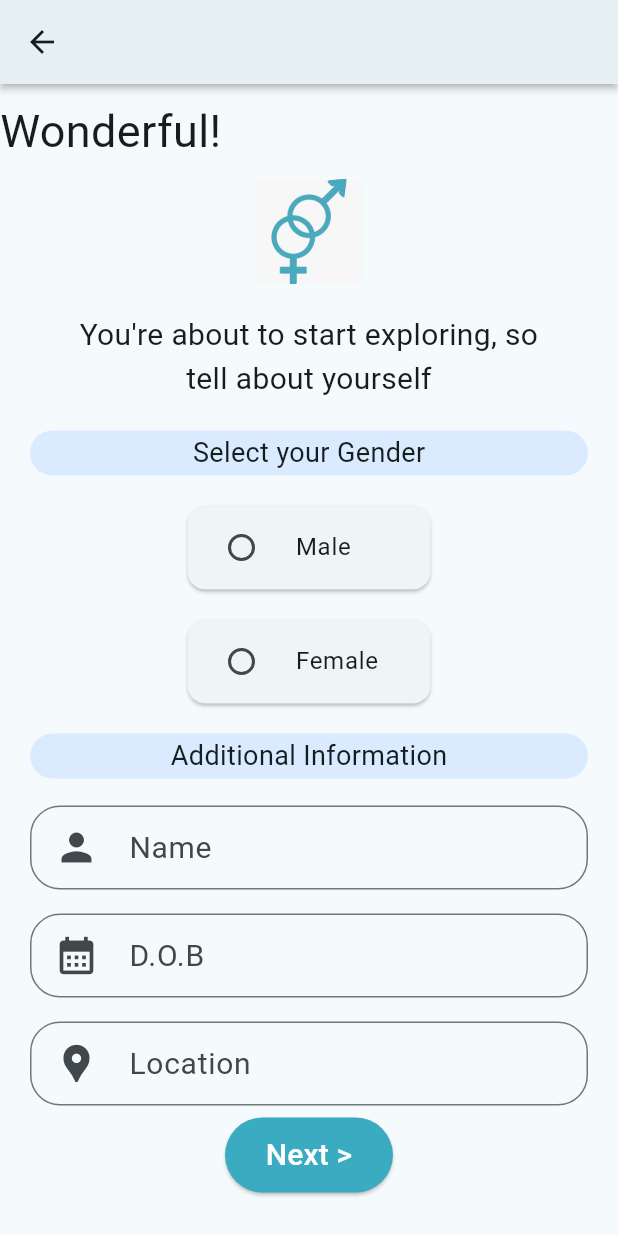
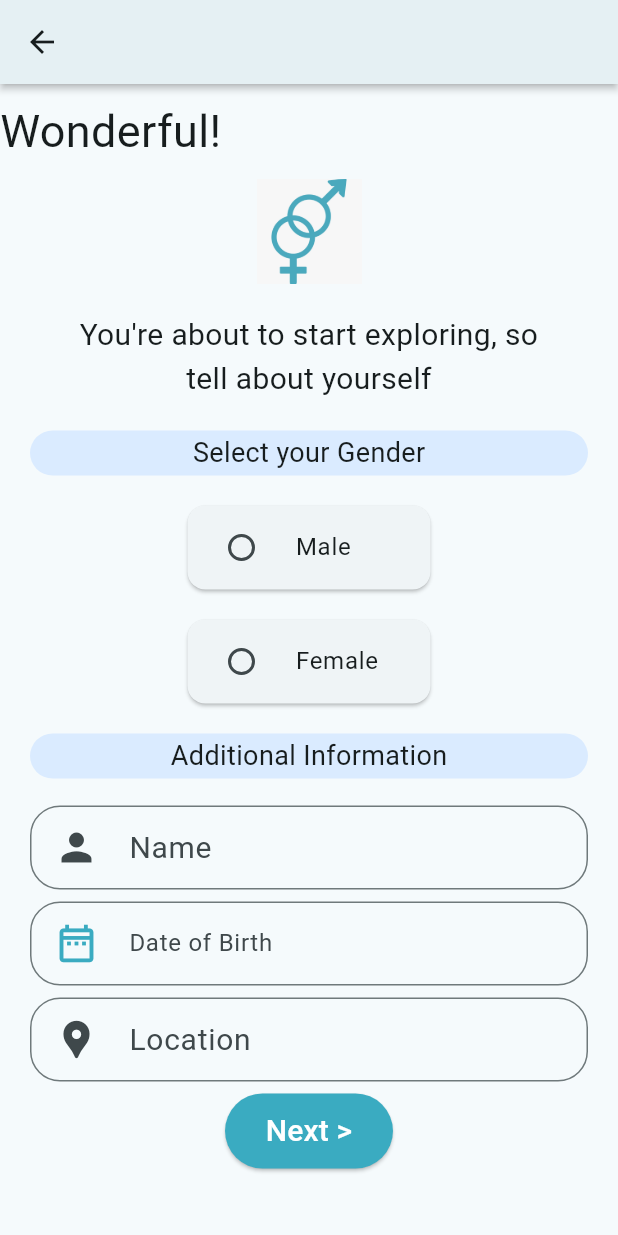
Before and after one commit to khoulyy/Egyplorer, a Flutter app: the InfoPage screen opened by its route, on a phone screen of 412 x 824 dp. Run offline on Flutter 3.47's test engine with Material 2 defaults, Android fonts, the phone set to English and light mode, and no system bars; our stand-ins replace cloud_firestore, firebase_auth, firebase_core, font_awesome_flutter, google_nav_bar, google_sign_in and 2 more; accounts and stored records are empty.

Commit message:
Added info(username, date of birth, locaiton, user email) to firestore database

```diff
--- a/lib/components/custom_text_field.dart
+++ b/lib/components/custom_text_field.dart
@@ -3,10 +3,17 @@ import 'package:flutter/material.dart';
 import '../constants/keys.dart';
 
 class CustomTextField extends StatefulWidget {
-  const CustomTextField(
-      {super.key, required this.icon, required this.labelText});
+  const CustomTextField({
+    super.key,
+    this.icon,
+    required this.labelText,
+    this.onSubmitted,
+    this.controller,
+  });
   final String? labelText;
   final IconData? icon;
+  final Function(String)? onSubmitted;
+  final TextEditingController? controller;
 
   @override
   State<CustomTextField> createState() => _CustomTextFieldState();
@@ -20,6 +27,8 @@ class _CustomTextFieldState extends State<CustomTextField> {
     return Padding(
       padding: const EdgeInsets.symmetric(horizontal: 20, vertical: 8),
       child: TextField(
+        controller: widget.controller,
+        onSubmitted: widget.onSubmitted,
         onTap: () {
           setState(() {
             iconColor = kMainColor;
--- a/lib/screens/info_page.dart
+++ b/lib/screens/info_page.dart
@@ -1,4 +1,7 @@
+import 'package:cloud_firestore/cloud_firestore.dart';
+import 'package:firebase_auth/firebase_auth.dart';
 import 'package:flutter/material.dart';
+import 'package:project/components/date_picker.dart';
 import 'package:project/screens/signup_step3_screen.dart';
 
 import '../components/custom_button.dart';
@@ -12,6 +15,11 @@ class InfoPage extends StatelessWidget {
 
   @override
   Widget build(BuildContext context) {
+    CollectionReference users = FirebaseFirestore.instance.collection('Users');
+    String? userId = FirebaseAuth.instance.currentUser?.uid;
+
+    DocumentReference userDocRef = users.doc(userId);
+    var currentUser = getCurrentUser();
     return Scaffold(
       appBar: AppBar(
         elevation: 2,
@@ -76,17 +84,31 @@ class InfoPage extends StatelessWidget {
               ),
             ),
           ),
-          const CustomTextField(
+          CustomTextField(
             labelText: 'Name',
             icon: Icons.person,
+            onSubmitted: (data) async {
+              await userDocRef.set({
+                'username': data,
+                'email': currentUser!.email,
+              });
+            },
           ),
-          const CustomTextField(
-            labelText: 'D.O.B',
-            icon: Icons.calendar_month,
+          DateOfBirthTextField(
+            onSubmitted: (data) {
+              userDocRef.update({
+                'Date of Birth': data,
+              });
+            },
           ),
-          const CustomTextField(
+          CustomTextField(
             labelText: 'Location',
             icon: Icons.location_pin,
+            onSubmitted: (data) async {
+              await userDocRef.update({
+                'userLocation': data,
+              });
+            },
           ),
           Padding(
             padding: const EdgeInsets.symmetric(horizontal: 150.0),
@@ -102,4 +124,9 @@ class InfoPage extends StatelessWidget {
       ),
     );
   }
+
+  User? getCurrentUser() {
+    User? user = FirebaseAuth.instance.currentUser;
+    return user;
+  }
 }
--- a/pubspec.yaml
+++ b/pubspec.yaml
@@ -42,6 +42,8 @@ dependencies:
   modal_progress_hud_nsn: ^0.4.0
   google_sign_in: ^6.1.0
   cloud_firestore: ^4.6.0
+  syncfusion_flutter_datepicker: ^21.2.4
+  intl: ^0.18.1
 
 dev_dependencies:
   flutter_test:
```
Also changed, not shown: pubspec.lock.
